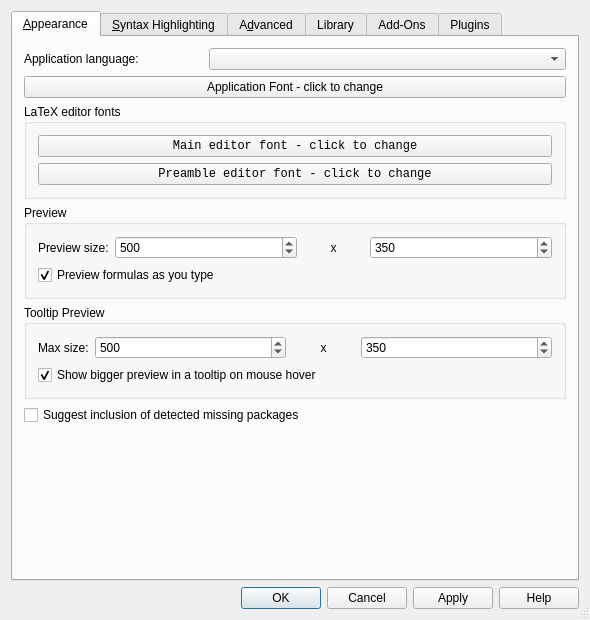
This is src/klfsettings.ui in CryFeiFei/klatexformula as Qt 5 draws it before an edit. The edited form follows.
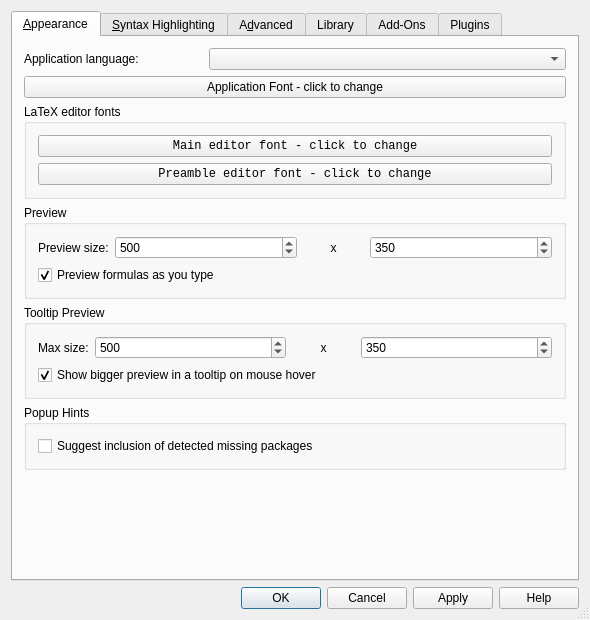
This is the edited form. Icons and pictures are not drawn. Custom widgets are drawn as their Qt base class.

Diff of the .ui file:
```diff
--- a/src/klfsettings.ui
+++ b/src/klfsettings.ui
@@ -277,10 +277,19 @@
         </widget>
        </item>
        <item>
+        <widget class="QGroupBox" name="gbxPopupHints">
+         <property name="title">
+          <string>Popup Hints</string>
+         </property>
+         <layout class="QGridLayout" name="gridLayout_9">
+          <item row="0" column="0">
         <widget class="QCheckBox" name="chkShowHintPopups">
          <property name="text">
           <string>Suggest inclusion of detected missing packages</string>
          </property>
+           </widget>
+          </item>
+         </layout>
         </widget>
        </item>
        <item>
```
Left out of the diff: 4 changed lines with no effect on the pictures. Lines whose indentation alone changed are shown as unchanged.
